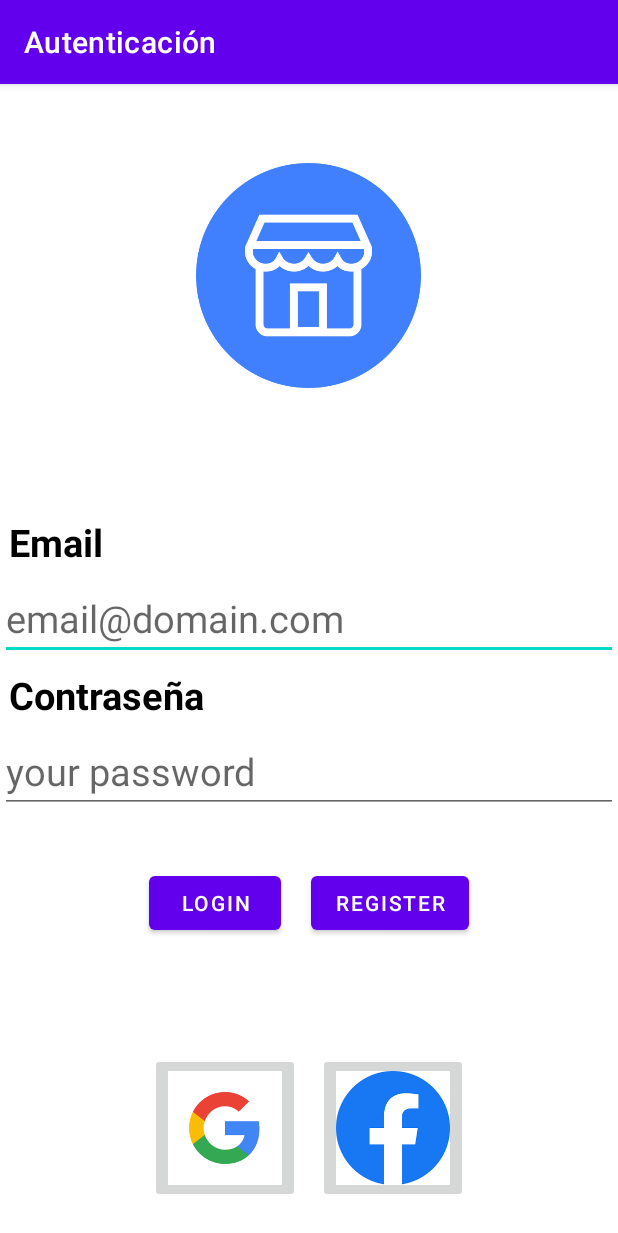
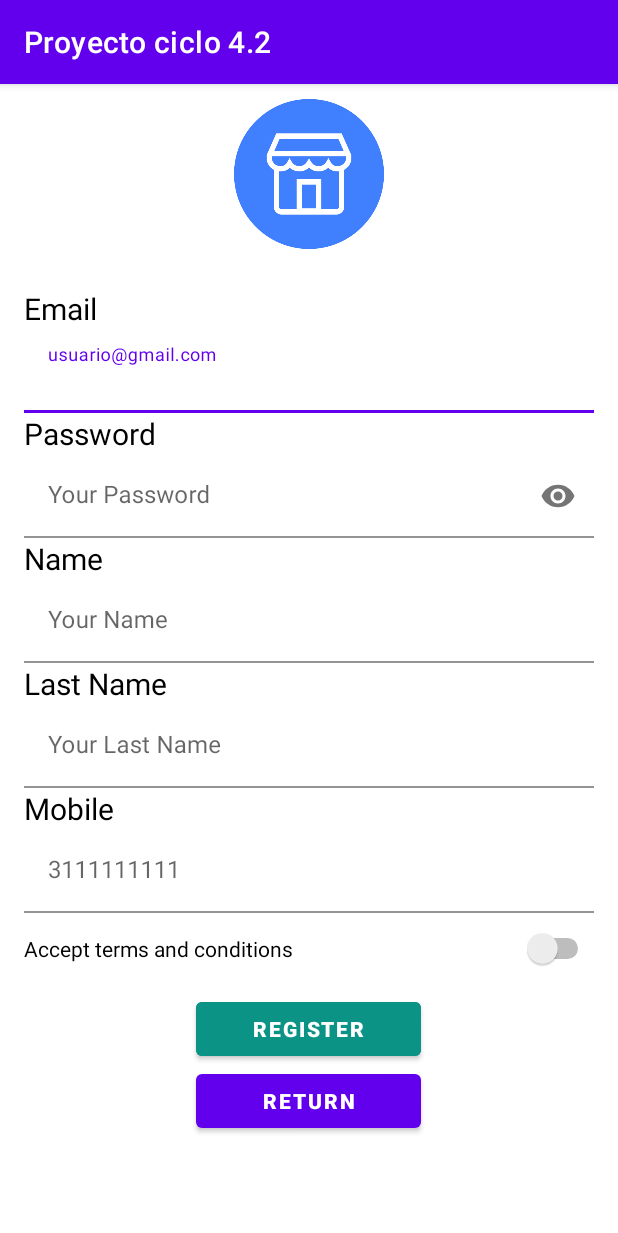
Before and after one commit to jhonathanzapata/Proyectomarket2, an Android app: the screen it shows after launch (AuthActivity before the commit, RegisterActivity after it), after a tap on "REGISTER", on a phone screen of 412 x 824 dp. Shown: the top 1233 px of the screen. Run offline under Robolectric (Android 15) with nearby library versions, the phone set to English and light mode, and no system bars; our stand-ins replace Firebase (no records; nobody signed in at launch, a user with empty details on screens opened directly); 1 other tap on this screen came first.

Commit message:
Adición de registro de usuario y listado de productos desde base de datos

```diff
--- a/app/build.gradle
+++ b/app/build.gradle
@@ -44,9 +44,12 @@ dependencies {
     implementation platform('com.google.firebase:firebase-bom:29.0.0')
     implementation 'com.google.firebase:firebase-analytics-ktx'
     implementation 'com.google.firebase:firebase-auth-ktx'
+    implementation 'com.google.android.gms:play-services-auth:19.2.0'
+    implementation 'com.google.firebase:firebase-firestore:21.6.0'
+    implementation 'com.squareup.picasso:picasso:2.71828'
 
-    implementation 'com.google.android.gms:play-services-auth:19.2.0'
     testImplementation 'junit:junit:4.+'
+
     androidTestImplementation 'androidx.test.ext:junit:1.1.3'
     androidTestImplementation 'androidx.test.espresso:espresso-core:3.4.0'
 }
--- a/app/src/main/AndroidManifest.xml
+++ b/app/src/main/AndroidManifest.xml
@@ -1,6 +1,8 @@
 <?xml version="1.0" encoding="utf-8"?>
 <manifest xmlns:android="http://schemas.android.com/apk/res/android"
     package="com.example.proyectociclo42">
+
+    <uses-permission android:name="android.permission.INTERNET"/>
 
     <application
         android:allowBackup="true"
@@ -9,6 +11,9 @@
         android:roundIcon="@mipmap/ic_launcher_round"
         android:supportsRtl="true"
         android:theme="@style/Theme.ProyectoCiclo42">
+        <activity
+            android:name=".RegisterActivity"
+            android:exported="false" />
         <activity
             android:name=".HomeActivity"
             android:exported="false" />
--- /dev/null
+++ b/app/src/main/res/drawable/custombordererror.xml
@@ -0,0 +1,6 @@
+<?xml version="1.0" encoding="utf-8"?>
+<shape xmlns:android="http://schemas.android.com/apk/res/android" android:shape="rectangle">
+    <corners android:radius="10dp"/>
+    <padding android:left="5dp" android:right="5dp" android:top="5dp" android:bottom="5dp"/>
+    <stroke android:width="2dp" android:color="@color/red"/>
+</shape>
--- /dev/null
+++ b/app/src/main/res/drawable/customborderok.xml
@@ -0,0 +1,6 @@
+<?xml version="1.0" encoding="utf-8"?>
+<shape xmlns:android="http://schemas.android.com/apk/res/android" android:shape="rectangle">
+    <corners android:radius="20dp"/>
+    <padding android:left="10dp" android:right="10dp" android:top="10dp" android:bottom="10dp"/>
+    <stroke android:width="5dp" android:color="@android:color/transparent"/>
+</shape>
--- a/app/src/main/res/layout/activity_auth.xml
+++ b/app/src/main/res/layout/activity_auth.xml
@@ -89,7 +89,8 @@
             android:layout_width="wrap_content"
             android:layout_height="wrap_content"
             android:text="REGISTER"
-            android:onClick="setup"
+            android:backgroundTint="@color/green"
+            android:onClick="setup2"
             android:layout_margin="10dp"/>
 
 
@@ -107,6 +108,7 @@
             android:layout_height="100dp"
             android:src="@drawable/boton_google"
             android:layout_margin="6dp"
+            android:onClick="setupgoogle"
             android:scaleType="centerInside"/>
 
         <ImageButton
--- a/app/src/main/res/layout/activity_home.xml
+++ b/app/src/main/res/layout/activity_home.xml
@@ -87,7 +87,8 @@
     <androidx.recyclerview.widget.RecyclerView
         android:id="@+id/recyclerView_productos"
         android:layout_width="match_parent"
-        android:layout_height="match_parent"/>
+        android:layout_height="match_parent"
+        />
 
 
     <com.google.android.material.floatingactionbutton.FloatingActionButton
--- /dev/null
+++ b/app/src/main/res/layout/activity_register.xml
@@ -0,0 +1,187 @@
+<?xml version="1.0" encoding="utf-8"?>
+<LinearLayout
+    xmlns:android="http://schemas.android.com/apk/res/android"
+    xmlns:app="http://schemas.android.com/apk/res-auto"
+    xmlns:tools="http://schemas.android.com/tools"
+    android:layout_width="match_parent"
+    android:layout_height="match_parent"
+    android:orientation="vertical"
+    tools:context=".RegisterActivity">
+
+    <LinearLayout
+        android:layout_width="match_parent"
+        android:layout_height="wrap_content"
+        android:gravity="center"
+        android:orientation="horizontal">
+
+        <ImageView
+            android:layout_width="100dp"
+            android:layout_height="100dp"
+            android:layout_margin="10dp"
+            android:src="@drawable/logo_market" />
+
+    </LinearLayout>
+
+    <ScrollView
+        android:layout_width="match_parent"
+        android:layout_height="match_parent">
+
+        <LinearLayout
+            android:layout_width="fill_parent"
+            android:layout_height="fill_parent"
+            android:layout_margin="16dp"
+            android:orientation="vertical">
+
+            <TextView
+                android:layout_width="wrap_content"
+                android:layout_height="wrap_content"
+                android:text="Email"
+                android:textColor="@color/black"
+                android:textSize="20dp" />
+
+            <com.google.android.material.textfield.TextInputLayout
+                android:id="@+id/edt_UserNameLayout"
+                android:layout_width="match_parent"
+                android:layout_height="wrap_content"
+                android:hint="usuario@gmail.com">
+
+                <com.google.android.material.textfield.TextInputEditText
+                    android:id="@+id/edt_UserName"
+                    android:layout_width="match_parent"
+                    android:layout_height="wrap_content"
+                    android:background="@android:color/transparent"
+                    android:inputType="textEmailAddress" />
+            </com.google.android.material.textfield.TextInputLayout>
+
+            <TextView
+                android:layout_width="wrap_content"
+                android:layout_height="wrap_content"
+                android:text="Password"
+                android:textColor="@color/black"
+                android:textSize="20dp" />
+
+            <com.google.android.material.textfield.TextInputLayout
+                android:id="@+id/edt_PasswordRegisterLayout"
+                android:layout_width="match_parent"
+                android:layout_height="wrap_content"
+                android:hint="Your Password"
+                app:passwordToggleEnabled="true">
+
+                <com.google.android.material.textfield.TextInputEditText
+                    android:id="@+id/edt_PasswordRegister"
+                    android:layout_width="match_parent"
+                    android:layout_height="wrap_content"
+                    android:background="@android:color/transparent"
+                    android:inputType="textPassword" />
+            </com.google.android.material.textfield.TextInputLayout>
+
+            <TextView
+                android:layout_width="wrap_content"
+                android:layout_height="wrap_content"
+                android:text="Name"
+                android:textColor="@color/black"
+                android:textSize="20dp" />
+
+            <com.google.android.material.textfield.TextInputLayout
+                android:id="@+id/edt_NameLayout"
+                android:layout_width="match_parent"
+                android:layout_height="wrap_content"
+                android:hint="Your Name">
+
+                <com.google.android.material.textfield.TextInputEditText
+                    android:id="@+id/edt_Name"
+                    android:layout_width="match_parent"
+                    android:layout_height="wrap_content"
+                    android:background="@android:color/transparent"
+                    android:inputType="textCapSentences"
+                    android:digits="ABCDEFGHIJKLMNOPQRSTUVWXYZabcdefghijklmnopqrstuvwxyz " />
+            </com.google.android.material.textfield.TextInputLayout>
+
+            <TextView
+                android:layout_width="wrap_content"
+                android:layout_height="wrap_content"
+                android:text="Last Name"
+                android:textColor="@color/black"
+                android:textSize="20dp" />
+
+            <com.google.android.material.textfield.TextInputLayout
+                android:id="@+id/edt_LastNameLayout"
+                android:layout_width="match_parent"
+                android:layout_height="wrap_content"
+                android:hint="Your Last Name">
+
+                <com.google.android.material.textfield.TextInputEditText
+                    android:id="@+id/edt_LastName"
+                    android:layout_width="match_parent"
+                    android:layout_height="wrap_content"
+                    android:background="@android:color/transparent"
+                    android:inputType="textCapSentences"
+                    android:digits="ABCDEFGHIJKLMNOPQRSTUVWXYZabcdefghijklmnopqrstuvwxyz "/>
+            </com.google.android.material.textfield.TextInputLayout>
+
+            <TextView
+                android:layout_width="wrap_content"
+                android:layout_height="wrap_content"
+                android:text="Mobile"
+                android:textColor="@color/black"
+                android:textSize="20dp" />
+
+            <com.google.android.material.textfield.TextInputLayout
+                android:id="@+id/edt_MobileLayout"
+                android:layout_width="match_parent"
+                android:layout_height="wrap_content"
+                android:hint="3111111111">
+
+                <com.google.android.material.textfield.TextInputEditText
+                    android:id="@+id/edt_Mobile"
+                    android:layout_width="match_parent"
+                    android:layout_height="wrap_content"
+                    android:background="@android:color/transparent"
+                    android:inputType="phone"
+                    android:digits="1234567890"/>
+            </com.google.android.material.textfield.TextInputLayout>
+
+
+            <Switch
+                android:id="@+id/swt_Terms"
+                android:layout_width="match_parent"
+                android:layout_height="wrap_content"
+                android:layout_marginTop="10dp"
+                android:onClick="onTerms"
+                android:text="Accept terms and conditions"
+                android:textColor="@color/black" />
+
+
+            <LinearLayout
+                android:layout_width="match_parent"
+                android:layout_height="wrap_content"
+                android:layout_margin="16dp"
+                android:gravity="center"
+                android:orientation="vertical">
+
+                <Button
+                    android:id="@+id/btn_Register_Register"
+                    android:layout_width="150dp"
+                    android:layout_height="wrap_content"
+                    android:layout_gravity="center"
+                    android:backgroundTint="@color/green"
+                    android:onClick="onRegister"
+                    android:text="REGISTER"
+                    android:textStyle="bold" />
+
+                <Button
+                    android:id="@+id/btn_return"
+                    android:layout_width="150dp"
+                    android:layout_height="wrap_content"
+                    android:layout_gravity="center"
+                    android:onClick="onReturnLogin"
+                    android:text="RETURN"
+                    android:textStyle="bold" />
+
+            </LinearLayout>
+
+
+        </LinearLayout>
+    </ScrollView>
+
+</LinearLayout>
--- a/app/src/main/res/values/colors.xml
+++ b/app/src/main/res/values/colors.xml
@@ -8,5 +8,7 @@
     <color name="black">#FF000000</color>
     <color name="white">#FFFFFFFF</color>
     <color name="text_blue">#FF5371CD</color>
+    <color name="green">#0B9386</color>
+    <color name="red">#F44336</color>
 
 </resources>
--- a/app/src/main/res/values/strings.xml
+++ b/app/src/main/res/values/strings.xml
@@ -3,4 +3,6 @@
     <string name="test_welcome">Welcome</string>
     <string name="test_user">Jhon</string>
     <string name="prefs_file">com.example.proyectociclo42.PREFERENCE_FILE_KEY</string>
+    <string name="default_web_client_id2">773613763342-of52hjim391egkeonsrisa0irmevkbjd.apps.googleusercontent.com</string>
+
 </resources>
```
Also changed, not shown: app/src/main/java/com/example/proyectociclo42/Adaptador/AdaptaProducto.kt (+12 -1 lines), app/src/main/java/com/example/proyectociclo42/AuthActivity.kt (+43 -4 lines), app/src/main/java/com/example/proyectociclo42/Home.java (deleted, +0 -16 lines), app/src/main/java/com/example/proyectociclo42/HomeActivity.kt (+63 -6 lines), app/src/main/java/com/example/proyectociclo42/RegisterActivity.kt (added, +240 -0 lines), app/src/main/java/com/example/proyectociclo42/model/Productos.kt (+14 -1 lines), app/src/main/res/layout/hardware_item.xml (+21 -0 lines).
